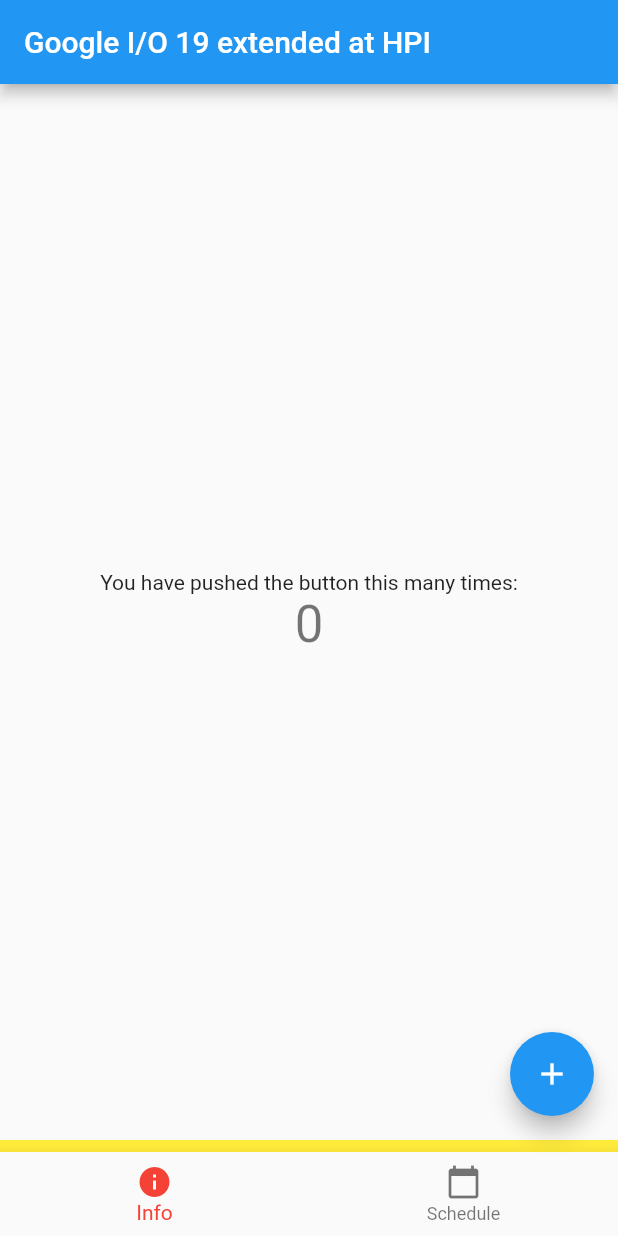
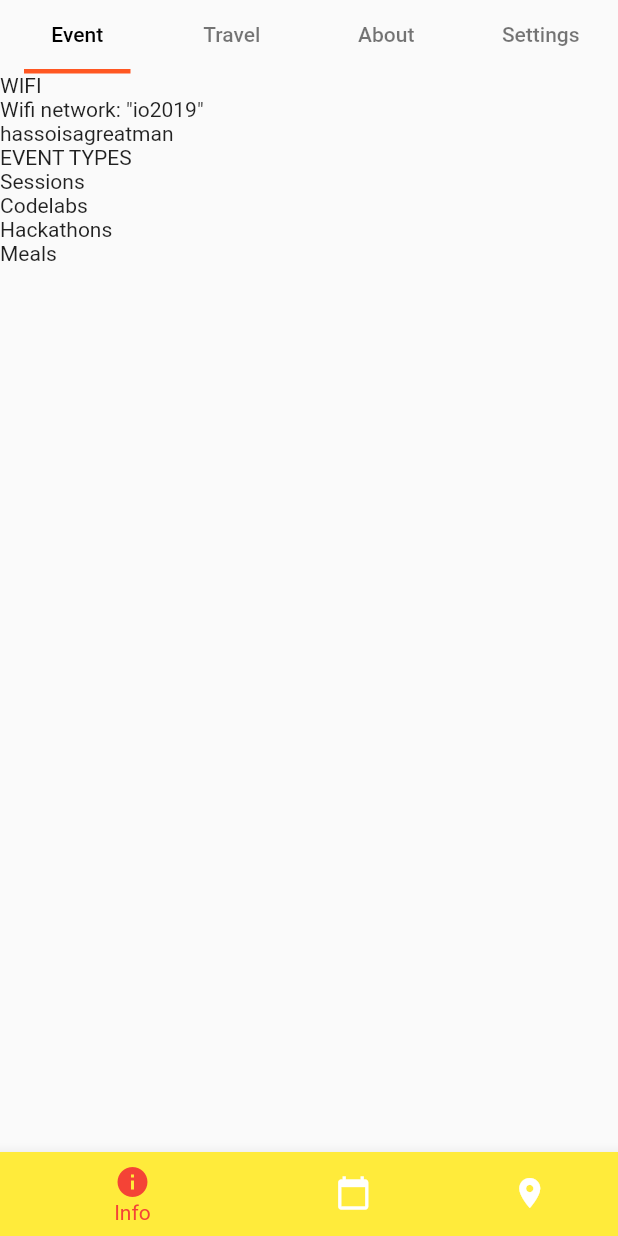
Before and after one commit to MarcelGarus/googleio, a Flutter app: the screen it shows after launch, on a phone screen of 412 x 824 dp. Run offline on Flutter 3.47's test engine with Material 2 defaults, Android fonts, the phone set to English and light mode, and no system bars; our stand-ins replace flutter_sticky_header.

Commit message:
Added basic app architecture

```diff
--- /dev/null
+++ b/app/lib/bloc/model/events.dart
@@ -0,0 +1,26 @@
+import 'package:flutter/foundation.dart';
+
+@immutable
+class Event {
+  final DateTime start;
+  final Duration duration;
+
+  Event({
+    @required this.start,
+    @required this.duration,
+  });
+}
+
+class Session extends Event {
+  final String title;
+  final String description;
+  final List<SessionTag> tags;
+
+  Session({
+    @required this.title,
+    @required this.description,
+    @required this.tags,
+  });
+}
+
+enum SessionTag { android, ai, flutter }
--- a/app/lib/main.dart
+++ b/app/lib/main.dart
@@ -1,4 +1,8 @@
 import 'package:flutter/material.dart';
+
+import 'screens/info.dart';
+import 'screens/location.dart';
+import 'screens/schedule.dart';
 
 void main() => runApp(MyApp());
 
@@ -24,27 +28,16 @@ class MyHomePage extends StatefulWidget {
 }
 
 class _MyHomePageState extends State<MyHomePage> {
-  int _counter = 0;
-
-  void _incrementCounter() {
-    setState(() {
-      _counter++;
-    });
-  }
+  int _index = 0;
 
   @override
   Widget build(BuildContext context) {
     return Scaffold(
-      appBar: AppBar(
-        title: Text('Google I/O 19 extended at HPI'),
-      ),
-      bottomNavigationBar: Container(
-        color: Colors.yellow,
-        padding: EdgeInsets.only(top: 8),
-        child: BottomNavigationBar(
+      body: _buildBody(),
+      bottomNavigationBar: BottomNavigationBar(
         fixedColor: Colors.red,
-          type: BottomNavigationBarType.fixed,
-          currentIndex: 0,
+        type: BottomNavigationBarType.shifting,
+        currentIndex: _index,
         items: [
           BottomNavigationBarItem(
             icon: Icon(Icons.info),
@@ -56,23 +49,25 @@ class _MyHomePageState extends State<MyHomePage> {
             title: Text('Schedule'),
             backgroundColor: Colors.deepOrange,
           ),
+          BottomNavigationBarItem(
+            icon: Icon(Icons.location_on),
+            title: Text('Location'),
+            backgroundColor: Colors.green,
+          ),
         ],
+        onTap: (index) => setState(() => _index = index),
       ),
-      ),
-      body: Center(
-        child: Column(
-          mainAxisAlignment: MainAxisAlignment.center,
-          children: <Widget>[
-            Text('You have pushed the button this many times:'),
-            Text('$_counter', style: Theme.of(context).textTheme.display1),
-          ],
-        ),
-      ),
-      floatingActionButton: FloatingActionButton(
-        onPressed: _incrementCounter,
-        tooltip: 'Increment',
-        child: Icon(Icons.add),
-      ), // This trailing comma makes auto-formatting nicer for build methods.
     );
   }
+
+  Widget _buildBody() {
+    switch (_index) {
+      case 0:
+        return InfoScreen();
+      case 1:
+        return ScheduleScreen();
+      case 2:
+        return LocationScreen();
     }
+  }
+}
--- a/app/lib/screens/info.dart
+++ b/app/lib/screens/info.dart
@@ -1,12 +1,102 @@
 import 'package:flutter/material.dart';
 
-class InfoScreen extends StatelessWidget {
+class InfoScreen extends StatefulWidget {
+  @override
+  _InfoScreenState createState() => _InfoScreenState();
+}
+
+class _InfoScreenState extends State<InfoScreen>
+    with SingleTickerProviderStateMixin {
+  TabController _controller;
+
+  void initState() {
+    super.initState();
+    _controller = TabController(initialIndex: 0, length: 4, vsync: this);
+  }
+
   Widget build(BuildContext context) {
-    return Column(
+    return Scaffold(
+      appBar: TabBar(
+        controller: _controller,
+        labelPadding: EdgeInsets.only(top: MediaQuery.of(context).padding.top),
+        labelColor: Colors.black,
+        unselectedLabelColor: Colors.black54,
+        indicatorSize: TabBarIndicatorSize.tab,
+        indicatorPadding: const EdgeInsets.symmetric(horizontal: 16),
+        indicatorWeight: 3,
+        indicatorColor: Colors.deepOrange,
+        tabs: <Widget>[
+          Tab(text: 'Event'),
+          Tab(text: 'Travel'),
+          Tab(text: 'About'),
+          Tab(text: 'Settings'),
+        ],
+      ),
+      body: TabBarView(
+        controller: _controller,
+        children: <Widget>[
+          EventInfo(),
+          TravelInfo(),
+          Container(),
+          Container(),
+        ],
+      ),
+    );
+  }
+}
+
+class EventInfo extends StatelessWidget {
+  Widget build(BuildContext context) {
+    return ListView(
       children: <Widget>[
-        Text('Info 1'),
-        Text('Info 2'),
+        Text('WIFI'),
+        Text('Wifi network: "io2019"'),
+        Text('hassoisagreatman'),
+        Text('EVENT TYPES'),
+        Text('Sessions'),
+        Text('Codelabs'),
+        Text('Hackathons'),
+        Text('Meals'),
       ],
     );
   }
 }
+
+class TravelInfo extends StatefulWidget {
+  @override
+  _TravelInfoState createState() => _TravelInfoState();
+}
+
+class _TravelInfoState extends State<TravelInfo> {
+  final isExpanded = [false, false, false];
+
+  Widget build(BuildContext context) {
+    return ListView(children: [
+      ExpansionPanelList(
+        expansionCallback: (index, oldExpanded) => setState(() {
+              isExpanded[index] = !oldExpanded;
+            }),
+        children: <ExpansionPanel>[
+          ExpansionPanel(
+            headerBuilder: (ctx, isExpanded) => Text('Driving directions'),
+            body: Text('Find directions on Google Maps to ...'),
+            isExpanded: isExpanded[0],
+          ),
+          ExpansionPanel(
+            headerBuilder: (ctx, isExpanded) => Text('Public transportation'),
+            body: Text(
+                'You can take public transportation to station "Griebnitzsee"'),
+            isExpanded: isExpanded[1],
+          ),
+          ExpansionPanel(
+            headerBuilder: (ctx, isExpanded) => Text('Biking'),
+            body: Text(
+                'Complimentary bike parking will be available at the HPI. '
+                'Check Google Maps for the best bike routes and directions.'),
+            isExpanded: isExpanded[2],
+          ),
+        ],
+      ),
+    ]);
+  }
+}
--- a/app/pubspec.yaml
+++ b/app/pubspec.yaml
@@ -19,6 +19,7 @@ environment:
 dependencies:
   flutter:
     sdk: flutter
+  flutter_sticky_header: ^0.3.4
 
   # The following adds the Cupertino Icons font to your application.
   # Use with the CupertinoIcons class for iOS style icons.
@@ -56,7 +57,10 @@ flutter:
   # "family" key with the font family name, and a "fonts" key with a
   # list giving the asset and other descriptors for the font. For
   # example:
-  # fonts:
+  fonts:
+    - family: Signature
+      fonts:
+        - asset: "assets/NeoSans.ttf"
   #   - family: Schyler
   #     fonts:
   #       - asset: fonts/Schyler-Regular.ttf
```
Also changed, not shown: app/lib/screens/location.dart (added, +12 -0 lines), app/lib/screens/schedule.dart (added, +111 -0 lines), app/assets/NeoSans.ttf (added), app/pubspec.lock. Lines whose indentation alone changed are shown as unchanged.
